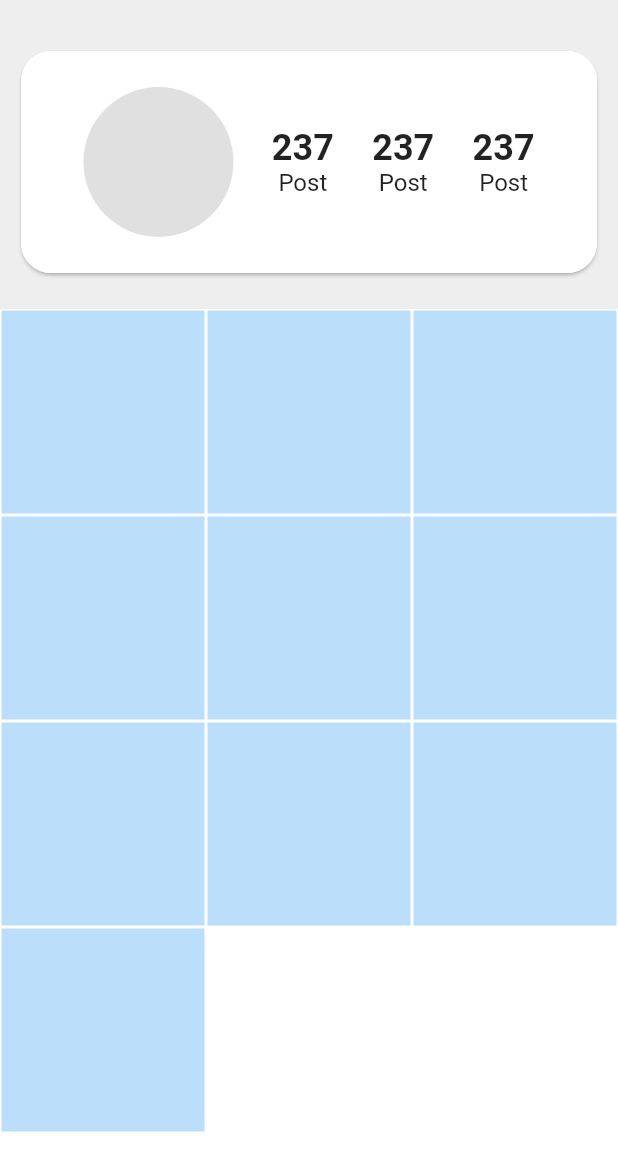
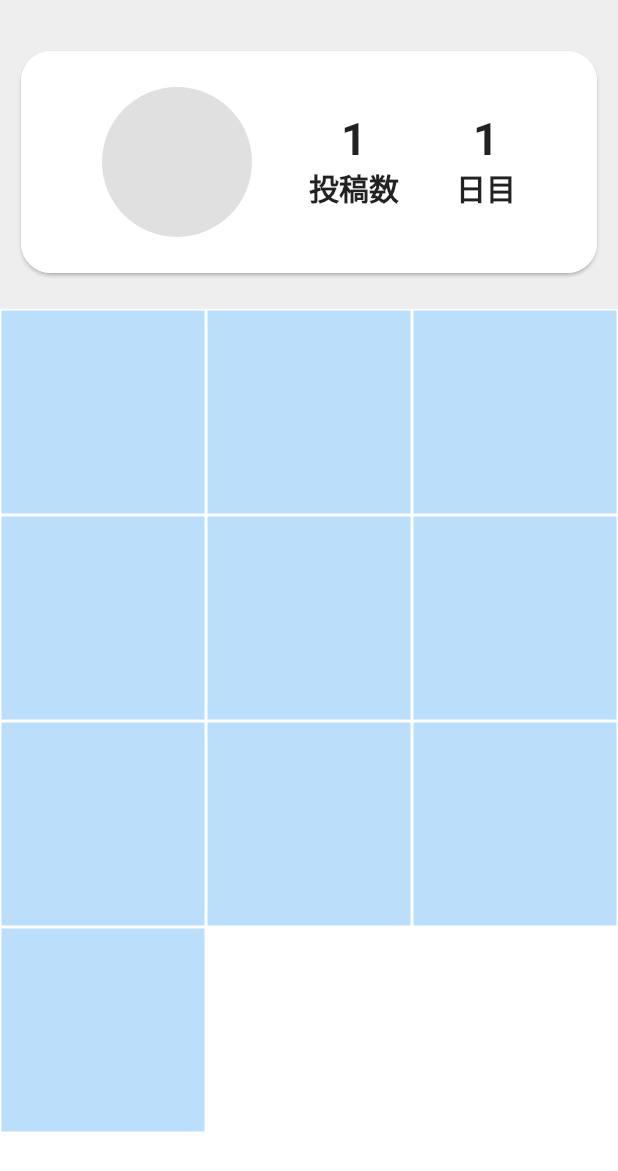
Before and after one commit to iseruuuuu/book_instagram_app, a Flutter app: the HomeScreen screen opened directly, on a phone screen of 412 x 824 dp. Shown: the top 1171 px of the screen. Run offline on Flutter 3.47's test engine with Material 2 defaults, Android fonts, the phone set to English and light mode, and no system bars; our stand-ins replace freezed_annotation, image_picker, rxdart, state_notifier; missing offline and left inert: flutter_state_notifier.

Commit message:
add: 投稿数と◯日目を追加した

```diff
--- a/lib/screen/home/children/home_number.dart
+++ b/lib/screen/home/children/home_number.dart
@@ -3,20 +3,31 @@ import 'package:flutter/material.dart';
 class HomeNumber extends StatelessWidget {
   const HomeNumber({
     Key? key,
+    required this.count,
+    required this.title,
   }) : super(key: key);
+
+  final int count;
+  final String title;
 
   @override
   Widget build(BuildContext context) {
     return Column(
-      children: const [
+      children: [
         Text(
-          '237',
-          style: TextStyle(
+          '$count',
+          style: const TextStyle(
             fontWeight: FontWeight.bold,
-            fontSize: 24,
+            fontSize: 30,
           ),
         ),
-        Text('Post'),
+        Text(
+            title,
+          style: const TextStyle(
+            fontWeight: FontWeight.bold,
+            fontSize: 20,
+          ),
+        ),
       ],
     );
   }
--- a/lib/screen/home/children/home_profile.dart
+++ b/lib/screen/home/children/home_profile.dart
@@ -35,9 +35,8 @@ class HomeProfileWidget extends StatelessWidget {
                         mainAxisAlignment: MainAxisAlignment.spaceEvenly,
                         children: const [
                           HomeIcon(),
-                          HomeNumber(),
-                          HomeNumber(),
-                          HomeNumber(),
+                          HomeNumber(count: 1, title: '投稿数',),
+                          HomeNumber(count: 1, title: '日目',),
                         ],
                       ),
                     ),
```
